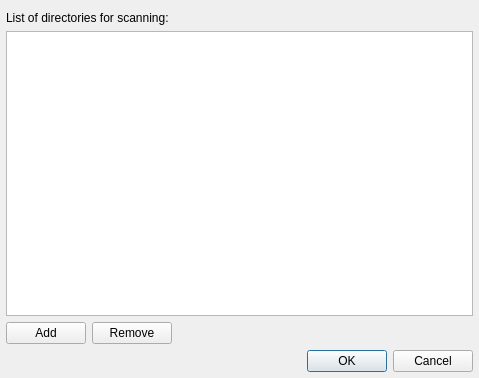
Old version of the form src/plugins/General/library/settingsdialog.ui in the repository ksv1986/qmmp-staging.
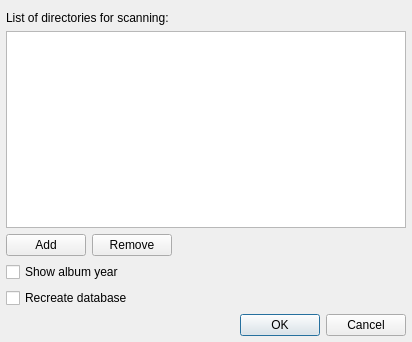
New version of the form. Icons and pictures are not drawn.

Commit message: library: added feature to recreate database

```diff
--- a/src/plugins/General/library/settingsdialog.ui
+++ b/src/plugins/General/library/settingsdialog.ui
@@ -6,8 +6,8 @@
    <rect>
     <x>0</x>
     <y>0</y>
-    <width>479</width>
-    <height>378</height>
+    <width>412</width>
+    <height>342</height>
    </rect>
   </property>
   <property name="windowTitle">
@@ -23,17 +23,33 @@
    <property name="bottomMargin">
     <number>6</number>
    </property>
-   <item row="0" column="0" colspan="3">
-    <widget class="QLabel" name="label">
+   <item row="5" column="0" colspan="2">
+    <widget class="QDialogButtonBox" name="buttonBox">
+     <property name="orientation">
+      <enum>Qt::Horizontal</enum>
+     </property>
+     <property name="standardButtons">
+      <set>QDialogButtonBox::Cancel|QDialogButtonBox::Ok</set>
+     </property>
+    </widget>
+   </item>
+   <item row="4" column="0" colspan="2">
+    <widget class="QCheckBox" name="recreateDatabaseCheckBox">
      <property name="text">
-      <string>List of directories for scanning:</string>
+      <string>Recreate database</string>
      </property>
     </widget>
    </item>
-   <item row="1" column="0" colspan="3">
-    <widget class="QListWidget" name="dirsListWidget"/>
+   <item row="3" column="0" colspan="2">
+    <widget class="QCheckBox" name="showYearCheckBox">
+     <property name="text">
+      <string>Show album year</string>
+     </property>
+    </widget>
    </item>
-   <item row="2" column="0">
+   <item row="2" column="0" colspan="2">
+    <layout class="QHBoxLayout" name="horizontalLayout">
+     <item>
     <widget class="QPushButton" name="addDirButton">
      <property name="text">
       <string>Add</string>
@@ -44,7 +60,7 @@
      </property>
     </widget>
    </item>
-   <item row="2" column="1">
+     <item>
     <widget class="QPushButton" name="removeDirButton">
      <property name="text">
       <string>Remove</string>
@@ -55,26 +71,28 @@
      </property>
     </widget>
    </item>
-   <item row="2" column="2">
+     <item>
     <spacer name="horizontalSpacer">
      <property name="orientation">
       <enum>Qt::Horizontal</enum>
      </property>
      <property name="sizeHint" stdset="0">
       <size>
-       <width>267</width>
-       <height>20</height>
+         <width>264</width>
+         <height>17</height>
       </size>
      </property>
     </spacer>
    </item>
-   <item row="3" column="0" colspan="3">
-    <widget class="QDialogButtonBox" name="buttonBox">
-     <property name="orientation">
-      <enum>Qt::Horizontal</enum>
-     </property>
-     <property name="standardButtons">
-      <set>QDialogButtonBox::Cancel|QDialogButtonBox::Ok</set>
+    </layout>
+   </item>
+   <item row="1" column="0" colspan="2">
+    <widget class="QListWidget" name="dirsListWidget"/>
+   </item>
+   <item row="0" column="0" colspan="2">
+    <widget class="QLabel" name="label">
+     <property name="text">
+      <string>List of directories for scanning:</string>
      </property>
     </widget>
    </item>
```
Lines whose indentation alone changed are shown as unchanged. The commit also changes 4 other files.
